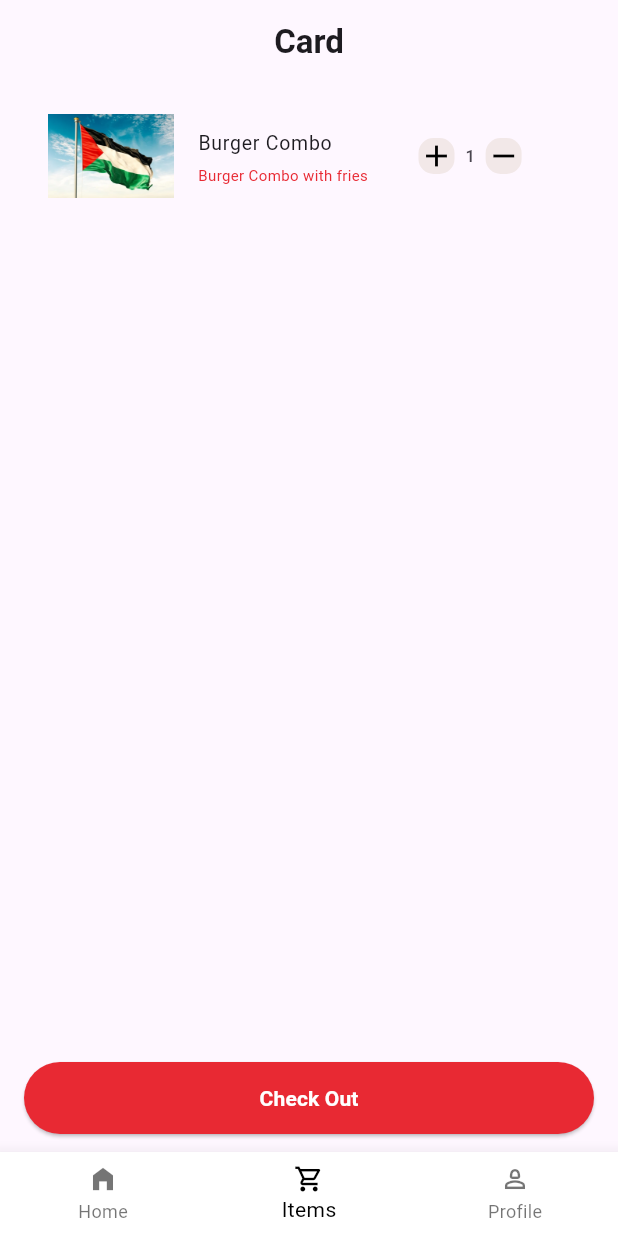
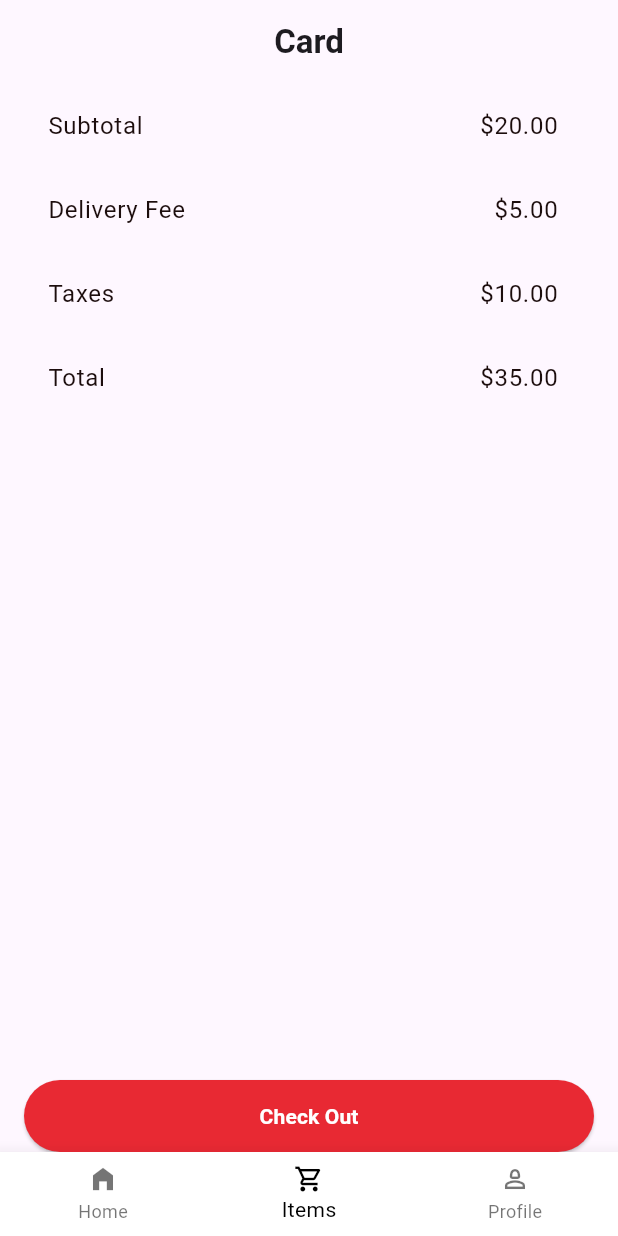
Before and after one commit to phharaoh/Delivery_App, a Flutter app: the screen it shows after launch, item 2 of the bottom bar chosen, on a phone screen of 412 x 824 dp. Run offline on Flutter 3.47's test engine with Material 3 defaults, Android fonts, the phone set to English and light mode, and no system bars; our stand-ins replace carousel_slider.

Commit message:
add card btn

```diff
--- a/lib/core/utils/app_colors.dart
+++ b/lib/core/utils/app_colors.dart
@@ -4,6 +4,8 @@ abstract class AppColors {
   static const primaryColor = Color(0xffF2E8E8);
   static const secondColor = Color(0xffE82933);
   static const txtColor = Color(0xff994D52);
+  static const txt2Color = Color(0xff1C0D0D);
+
   static const white = Colors.white;
   static const black = Colors.black;
 }
--- /dev/null
+++ b/lib/features/card/presentation/views/card_item_view.dart
@@ -0,0 +1,34 @@
+import 'package:flutter/material.dart';
+import 'package:delivery_food/core/utils/app_colors.dart';
+import 'package:delivery_food/features/card/presentation/widgets/custom_btn.dart';
+import 'package:delivery_food/features/card/presentation/widgets/custom_list_tile.dart';
+
+class CardItemView extends StatelessWidget {
+  const CardItemView({super.key});
+
+  @override
+  Widget build(BuildContext context) {
+    return Scaffold(
+      appBar: AppBar(
+        title: const Text(
+          'Card',
+          style: TextStyle(fontWeight: FontWeight.bold),
+        ),
+        centerTitle: true,
+      ),
+      body: Padding(
+        padding: const EdgeInsets.symmetric(horizontal: 16.0),
+        child: Column(
+          children: [
+            CustomListTile(title: 'Subtotal', trailingText: '20.00'),
+            CustomListTile(title: 'Delivery Fee', trailingText: '5.00'),
+            CustomListTile(title: 'Taxes', trailingText: '10.00'),
+            CustomListTile(title: 'Total', trailingText: '35.00'),
+            Spacer(),
+            CustomCheckOutBtn(),
+          ],
+        ),
+      ),
+    );
+  }
+}
--- a/lib/features/card/presentation/views/card_view.dart
+++ /dev/null
@@ -1,69 +0,0 @@
-import 'package:flutter/material.dart';
-import 'package:delivery_food/core/utils/app_colors.dart';
-import 'package:delivery_food/features/card/presentation/widgets/custom_btn.dart';
-import 'package:delivery_food/features/card/presentation/widgets/custom_increment_btn.dart';
-
-class CardView extends StatefulWidget {
-  const CardView({super.key});
-
-  @override
-  State<CardView> createState() => _CardViewState();
-}
-
-class _CardViewState extends State<CardView> {
-  int counter = 1;
-
-  void icrement() {
-    setState(() {
-      counter++;
-    });
-  }
-
-  void decrement() {
-    counter > 0
-        ? setState(() {
-            counter--;
-          })
-        : counter = 0;
-  }
-
-  @override
-  Widget build(BuildContext context) {
-    return Scaffold(
-      appBar: AppBar(
-        title: const Text(
-          'Card',
-          style: TextStyle(fontWeight: FontWeight.bold),
-        ),
-        centerTitle: true,
-      ),
-      body: Padding(
-        padding: const EdgeInsets.symmetric(horizontal: 16, vertical: 12),
-        child: Column(
-          children: [_buildListTile(), Spacer(), buildCheckOutButton()],
-        ),
-      ),
-    );
-  }
-
-  _buildListTile() {
-    return ListTile(
-      title: const Text('Burger Combo', style: TextStyle(fontSize: 13)),
-      leading: Image.asset('assets/images/pro.png', fit: BoxFit.cover),
-      subtitle: const Text(
-        'Burger Combo with fries',
-        style: TextStyle(color: AppColors.secondColor, fontSize: 10),
-      ),
-      trailing: SizedBox(
-        width: 100,
-        child: Row(
-          children: [
-            elevatedButton(icrement, Icons.add),
-            Text('$counter'),
-            elevatedButton(decrement, Icons.remove),
-          ],
-        ),
-      ),
-    );
-  }
-}
--- a/lib/features/card/presentation/widgets/custom_btn.dart
+++ b/lib/features/card/presentation/widgets/custom_btn.dart
@@ -1,20 +1,26 @@
 import 'package:flutter/material.dart';
 import 'package:delivery_food/core/utils/app_colors.dart';
 
-buildCheckOutButton() {
+class CustomCheckOutBtn extends StatelessWidget {
+  const CustomCheckOutBtn({super.key});
+
+  @override
+  Widget build(BuildContext context) {
     return SizedBox(
-      width: double.infinity,
+      width: MediaQuery.of(context).size.width,
       height: 48,
       child: ElevatedButton(
         style: const ButtonStyle(
-              backgroundColor: WidgetStatePropertyAll(AppColors.secondColor)),
+          backgroundColor: WidgetStatePropertyAll(AppColors.secondColor),
+        ),
         onPressed: () {
           //TODO: Implement checkout functionality
         },
         child: const Text(
           'Check Out',
-            style:
-                TextStyle(color: AppColors.white, fontWeight: FontWeight.bold),
-          )),
+          style: TextStyle(color: AppColors.white, fontWeight: FontWeight.bold),
+        ),
+      ),
     );
   }
+}
--- /dev/null
+++ b/lib/features/card/presentation/widgets/custom_list_tile.dart
@@ -0,0 +1,33 @@
+import 'package:flutter/material.dart';
+import 'package:delivery_food/core/utils/app_colors.dart';
+
+class CustomListTile extends StatelessWidget {
+  const CustomListTile({
+    super.key,
+    required this.title,
+    required this.trailingText,
+  });
+  final String title;
+  final String trailingText;
+  @override
+  Widget build(BuildContext context) {
+    return ListTile(
+      leading: Text(
+        title,
+        style: TextStyle(
+          color: AppColors.txt2Color,
+          fontSize: 16,
+          fontWeight: FontWeight.w400,
+        ),
+      ),
+      trailing: Text(
+        '\$$trailingText',
+        style: TextStyle(
+          color: AppColors.txt2Color,
+          fontSize: 16,
+          fontWeight: FontWeight.w400,
+        ),
+      ),
+    );
+  }
+}
--- a/lib/features/home/data/model/item_model.dart
+++ b/lib/features/home/data/model/item_model.dart
@@ -5,7 +5,7 @@ class Item {
   final String title;
   final String subtitle;
   final String image;
-  bool isAddedItem; // path to asset
+  bool isAddedItem;
 
   Item({
     required this.title,
@@ -31,7 +31,3 @@ List<Item> generateFakeItems([int count = 100]) {
     ),
   );
 }
-
-// Example usage:
-// final items = generateFakeItems();
-// print(items.first);
--- a/lib/features/home/presentation/views/home_view.dart
+++ b/lib/features/home/presentation/views/home_view.dart
@@ -1,9 +1,9 @@
 import 'package:flutter/material.dart';
 import 'package:delivery_food/core/utils/app_colors.dart';
 import 'package:delivery_food/features/home/presentation/widgets/slider.dart';
-import 'package:delivery_food/features/home/presentation/widgets/grid_view.dart';
-import 'package:delivery_food/features/home/presentation/widgets/list_view.dart';
-import 'package:delivery_food/features/home/presentation/widgets/form_feild.dart';
+import 'package:delivery_food/features/home/presentation/widgets/grid_view_builder.dart';
+import 'package:delivery_food/features/home/presentation/widgets/list_view_builder.dart';
+import 'package:delivery_food/features/home/presentation/widgets/search_form_feild.dart';
 import 'package:delivery_food/features/home/presentation/widgets/featured_items_txt.dart';
 
 class MyHomePage extends StatefulWidget {
--- a/lib/features/home/presentation/widgets/slider.dart
+++ b/lib/features/home/presentation/widgets/slider.dart
@@ -4,7 +4,7 @@ import 'package:carousel_slider/carousel_slider.dart';
 builderSlider() {
   return CarouselSlider(
     options: CarouselOptions(height: 180.0),
-    items: ['assets/images/homeoffer.png', 'assets/images/pro.png'].map((i) {
+    items: ['assets/images/pro.png'].map((i) {
       return Builder(
         builder: (BuildContext context) {
           return Container(
--- a/lib/features/home/presentation/widgets/wrapper_home.dart
+++ b/lib/features/home/presentation/widgets/wrapper_home.dart
@@ -1,6 +1,6 @@
 import 'package:flutter/material.dart';
 import 'package:delivery_food/features/home/presentation/views/home_view.dart';
-import 'package:delivery_food/features/card/presentation/views/card_view.dart';
+import 'package:delivery_food/features/card/presentation/views/card_item_view.dart';
 import 'package:delivery_food/features/profile/presentation/views/profile_view.dart';
 
 class WrapperHome extends StatefulWidget {
@@ -13,7 +13,7 @@ class WrapperHome extends StatefulWidget {
 class _WrapperHomeState extends State<WrapperHome> {
   int _currentIndex = 0;
 
-  final List<Widget> _pages = [MyHomePage(), CardView(), ProfileView()];
+  final List<Widget> _pages = [MyHomePage(), CardItemView(), ProfileView()];
 
   @override
   Widget build(BuildContext context) {
@@ -41,7 +41,6 @@ class _WrapperHomeState extends State<WrapperHome> {
           });
         },
         selectedItemColor: Colors.black,
-        // unselectedItemColor: Colors.redAccent,
       ),
     );
   }
```
Also changed, not shown: lib/features/home/presentation/widgets/add_to_card_btn.dart (added, +27 -0 lines), lib/features/home/presentation/widgets/list_tile.dart (+42 -5 lines), lib/features/home/presentation/widgets/list_view.dart (deleted, +0 -46 lines), lib/features/home/presentation/widgets/list_view_builder.dart (added, +13 -0 lines), assets/images/homeoffer.png (deleted), assets/images/item.png (deleted), lib/features/home/presentation/widgets/grid_view_builder.dart (renamed from lib/features/home/presentation/widgets/grid_view.dart), lib/features/home/presentation/widgets/search_form_feild.dart (renamed from lib/features/home/presentation/widgets/form_feild.dart), lib/features/home/presentation/widgets/switched_btn.dart (deleted). Lines whose indentation alone changed are shown as unchanged.
